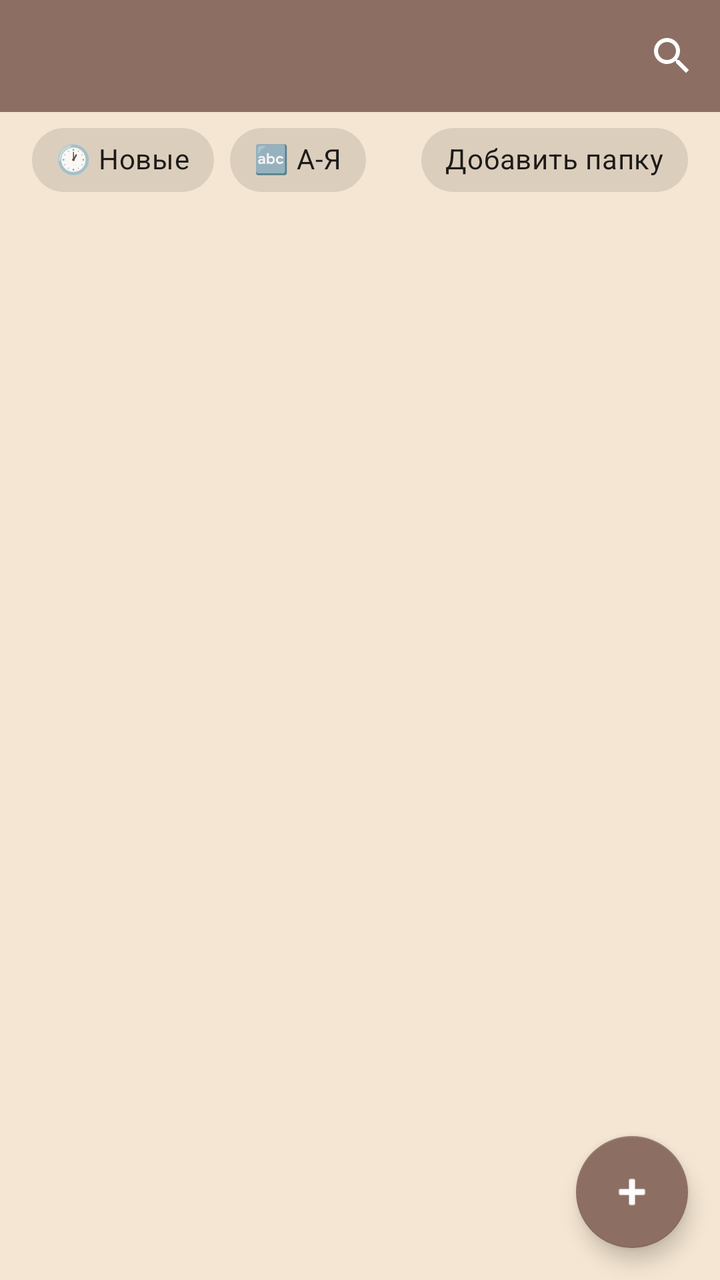
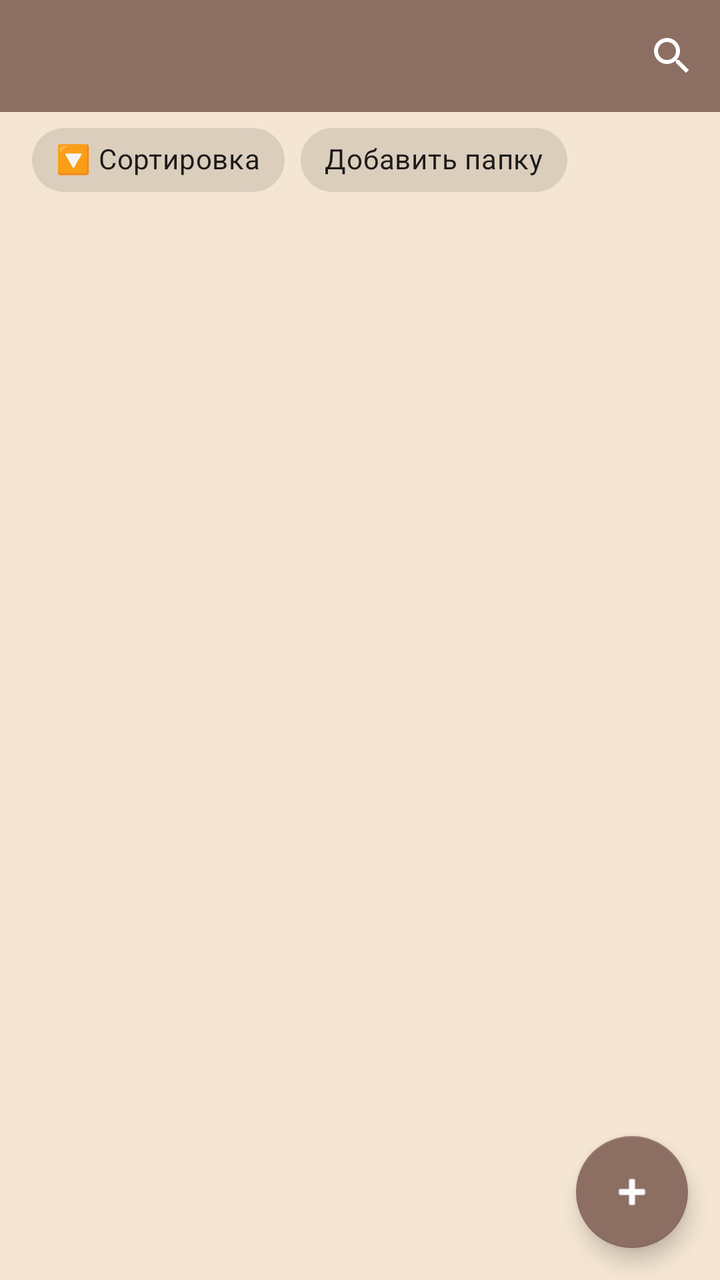

An Android layout rendered at two revisions. The XML below is the earlier revision; the diff shows what the commit changed to produce the second picture.
<!-- AndroidManifest.xml: application theme Theme.BAZA -->
<!-- res/layout/activity_recipe_list.xml -->
<?xml version="1.0" encoding="utf-8"?>
<androidx.coordinatorlayout.widget.CoordinatorLayout
    xmlns:android="http://schemas.android.com/apk/res/android"
    xmlns:app="http://schemas.android.com/apk/res-auto"
    android:layout_width="match_parent"
    android:layout_height="match_parent"
    android:background="?android:attr/colorBackground"
    android:fitsSystemWindows="true">

    <com.google.android.material.appbar.AppBarLayout
        android:id="@+id/appBarLayout"
        android:layout_width="match_parent"
        android:layout_height="wrap_content"
        android:background="?android:attr/colorBackground"
        app:elevation="0dp">

        <com.google.android.material.appbar.MaterialToolbar
            android:id="@+id/toolbar"
            android:layout_width="match_parent"
            android:layout_height="?attr/actionBarSize"
            android:background="?attr/colorPrimary"
            app:titleTextColor="?attr/colorOnPrimary"
            app:navigationIconTint="?attr/colorOnPrimary">

            <LinearLayout
                android:layout_width="wrap_content"
                android:layout_height="wrap_content"
                android:orientation="horizontal"
                android:layout_gravity="end"
                android:gravity="center_vertical">

                <ImageButton
                    android:id="@+id/btnSearch"
                    android:layout_width="48dp"
                    android:layout_height="48dp"
                    android:src="@drawable/ic_search"
                    android:background="?attr/selectableItemBackgroundBorderless"
                    android:contentDescription="Поиск"
                    app:tint="?attr/colorOnPrimary" />
            </LinearLayout>
        </com.google.android.material.appbar.MaterialToolbar>

        <LinearLayout
            android:id="@+id/searchLayout"
            android:layout_width="match_parent"
            android:layout_height="wrap_content"
            android:orientation="horizontal"
            android:gravity="center_vertical"
            android:paddingHorizontal="16dp"
            android:paddingBottom="8dp"
            android:visibility="gone">

            <com.google.android.material.textfield.TextInputLayout
                android:layout_width="0dp"
                android:layout_height="wrap_content"
                android:layout_weight="1"
                style="@style/Widget.MaterialComponents.TextInputLayout.OutlinedBox.Dense">

                <com.google.android.material.textfield.TextInputEditText
                    android:id="@+id/etSearch"
                    android:layout_width="match_parent"
                    android:layout_height="wrap_content"
                    android:hint="Поиск"
                    android:imeOptions="actionSearch"
                    android:inputType="text"
                    android:maxLines="1" />
            </com.google.android.material.textfield.TextInputLayout>
        </LinearLayout>

        
        <LinearLayout
            android:id="@+id/filterRow"
            android:layout_width="match_parent"
            android:layout_height="wrap_content"
            android:orientation="horizontal"
            android:gravity="center_vertical"
            android:paddingHorizontal="16dp"
            android:paddingBottom="8dp">

            <HorizontalScrollView
                android:id="@+id/sortChipsScroll"
                android:layout_width="0dp"
                android:layout_height="wrap_content"
                android:layout_weight="1"
                android:scrollbars="none">

                <LinearLayout
                    android:layout_width="wrap_content"
                    android:layout_height="wrap_content"
                    android:orientation="horizontal">

                    <com.google.android.material.chip.Chip
                        android:id="@+id/chipSortNewest"
                        android:layout_width="wrap_content"
                        android:layout_height="wrap_content"
                        android:text="🕐 Новые"
                        android:checkable="true"
                        app:chipIcon="@null" />

                    <com.google.android.material.chip.Chip
                        android:id="@+id/chipSortAlphabetical"
                        android:layout_width="wrap_content"
                        android:layout_height="wrap_content"
                        android:layout_marginStart="8dp"
                        android:text="🔤 А-Я"
                        android:checkable="true"
                        app:chipIcon="@null" />
                </LinearLayout>
            </HorizontalScrollView>

            
            <com.google.android.material.chip.Chip
                android:id="@+id/btnAddFolder"
                android:layout_width="wrap_content"
                android:layout_height="wrap_content"
                android:layout_marginStart="8dp"
                android:text="Добавить папку"
                android:checkable="false"
                android:clickable="true"
                android:focusable="true"
                app:chipIcon="@null" />
        </LinearLayout>
    </com.google.android.material.appbar.AppBarLayout>

    <androidx.recyclerview.widget.RecyclerView
        android:id="@+id/rvRecipes"
        android:layout_width="match_parent"
        android:layout_height="match_parent"
        android:clipToPadding="false"
        android:padding="8dp"
        app:layout_behavior="@string/appbar_scrolling_view_behavior" />

    <LinearLayout
        android:id="@+id/emptyState"
        android:layout_width="match_parent"
        android:layout_height="match_parent"
        android:orientation="vertical"
        android:gravity="center"
        android:padding="32dp"
        android:visibility="gone"
        app:layout_behavior="@string/appbar_scrolling_view_behavior">

        <TextView
            android:id="@+id/tvEmptyIcon"
            android:layout_width="wrap_content"
            android:layout_height="wrap_content"
            android:textSize="64sp"
            android:text="📝" />

        <TextView
            android:id="@+id/tvEmptyTitle"
            android:layout_width="wrap_content"
            android:layout_height="wrap_content"
            android:layout_marginTop="16dp"
            android:textSize="20sp"
            android:textStyle="bold"
            android:textColor="?android:attr/textColorPrimary"
            android:gravity="center"
            android:text="Здесь пока пусто" />

        <TextView
            android:id="@+id/tvEmptySubtitle"
            android:layout_width="wrap_content"
            android:layout_height="wrap_content"
            android:layout_marginTop="8dp"
            android:textSize="14sp"
            android:textColor="?android:attr/textColorSecondary"
            android:gravity="center"
            android:lineSpacingExtra="2dp"
            android:text="Нажми «+», чтобы добавить первый рецепт." />
    </LinearLayout>

    
    <com.google.android.material.floatingactionbutton.FloatingActionButton
        android:id="@+id/fabAddRecipe"
        android:layout_width="wrap_content"
        android:layout_height="wrap_content"
        android:layout_gravity="bottom|end"
        android:layout_margin="16dp"
        android:contentDescription="Добавить рецепт"
        android:src="@android:drawable/ic_input_add"
        app:tint="?attr/colorOnPrimary"
        app:backgroundTint="?attr/colorPrimary" />

</androidx.coordinatorlayout.widget.CoordinatorLayout>
<!-- resources referenced by this layout -->
<resources>
  <!-- drawable ic_search (drawable) -->
  <vector xmlns:android="http://schemas.android.com/apk/res/android"
      android:width="24dp"
      android:height="24dp"
      android:viewportWidth="24"
      android:viewportHeight="24"
      android:tint="?attr/colorControlNormal">
    <path
        android:fillColor="@android:color/white"
        android:pathData="M15.5,14h-0.79l-0.28,-0.27C15.41,12.59 16,11.11 16,9.5 16,5.91 13.09,3 9.5,3S3,5.91 3,9.5 5.91,16 9.5,16c1.61,0 3.09,-0.59 4.23,-1.57l0.27,0.28v0.79l5,4.99L20.49,19l-4.99,-5zM9.5,14C7.01,14 5,11.99 5,9.5S7.01,5 9.5,5 14,7.01 14,9.5 11.99,14 9.5,14z"/>
  </vector>
  <style name="Theme.BAZA" parent="Theme.MaterialComponents.DayNight.NoActionBar">
          <item name="colorPrimary">@color/colorPrimary</item>
          <item name="colorPrimaryDark">@color/colorPrimaryDark</item>
          <item name="colorAccent">@color/colorAccent</item>
  
          
          <item name="android:windowBackground">@color/windowBackground</item>
          <item name="android:colorBackground">@color/windowBackground</item>
          <item name="colorSurface">@color/windowBackground</item>
      </style>
  <color name="colorPrimary">#8D6E63</color>
  <color name="colorPrimaryDark">#6D4C41</color>
  <color name="colorAccent">#C97B63</color>
  <color name="windowBackground">#F5E6D3</color>
</resources>

<!-- the commit's change to res/layout/activity_recipe_list.xml (unified diff, before → after) -->
@@ -77,36 +77,30 @@
             android:paddingHorizontal="16dp"
             android:paddingBottom="8dp">
 
-            <HorizontalScrollView
-                android:id="@+id/sortChipsScroll"
-                android:layout_width="0dp"
+            
+            <com.google.android.material.chip.Chip
+                android:id="@+id/btnSort"
+                android:layout_width="wrap_content"
                 android:layout_height="wrap_content"
-                android:layout_weight="1"
-                android:scrollbars="none">
+                android:text="🔽 Сортировка"
+                android:checkable="false"
+                android:clickable="true"
+                android:focusable="true"
+                app:chipIcon="@null" />
 
-                <LinearLayout
-                    android:layout_width="wrap_content"
-                    android:layout_height="wrap_content"
-                    android:orientation="horizontal">
-
-                    <com.google.android.material.chip.Chip
-                        android:id="@+id/chipSortNewest"
-                        android:layout_width="wrap_content"
-                        android:layout_height="wrap_content"
-                        android:text="🕐 Новые"
-                        android:checkable="true"
-                        app:chipIcon="@null" />
-
-                    <com.google.android.material.chip.Chip
-                        android:id="@+id/chipSortAlphabetical"
-                        android:layout_width="wrap_content"
-                        android:layout_height="wrap_content"
-                        android:layout_marginStart="8dp"
-                        android:text="🔤 А-Я"
-                        android:checkable="true"
-                        app:chipIcon="@null" />
-                </LinearLayout>
-            </HorizontalScrollView>
+            
+            <com.google.android.material.chip.Chip
+                android:id="@+id/chipCountryFilter"
+                android:layout_width="wrap_content"
+                android:layout_height="wrap_content"
+                android:layout_marginStart="8dp"
+                android:text="🌍 Страна"
+                android:checkable="false"
+                android:clickable="true"
+                android:focusable="true"
+                android:visibility="gone"
+                app:closeIconVisible="true"
+                app:chipIcon="@null" />
 
             
             <com.google.android.material.chip.Chip
